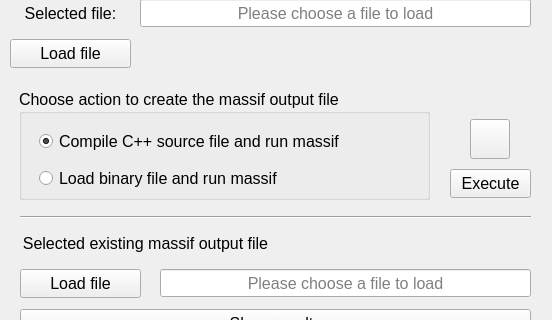
This is QT_Massif_App/mainwindow.ui in MATF-Software-Verification/2024_Research_MassifCheck as Qt 5 draws it before an edit; both pictures show x 0 to 552 and y 101 to 421 of the 552 by 510 pixel window. The edited form follows.
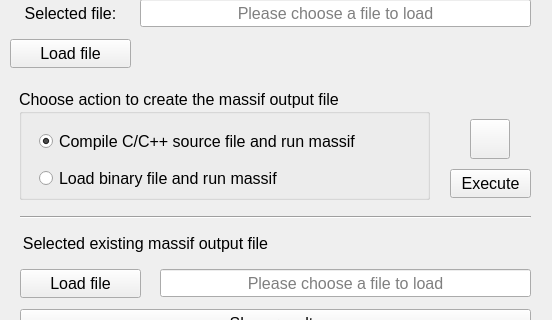
This is the edited form. Icons and pictures are not drawn.

What changed in the file:
```diff
--- a/QT_Massif_App/mainwindow.ui
+++ b/QT_Massif_App/mainwindow.ui
@@ -141,7 +141,7 @@
       <rect>
        <x>20</x>
        <y>34</y>
-       <width>383</width>
+       <width>403</width>
        <height>75</height>
       </rect>
      </property>
@@ -149,7 +149,7 @@
       <item>
        <widget class="QRadioButton" name="rbCompile">
         <property name="text">
-         <string>Compile C++ source file and run massif</string>
+         <string>Compile C/C++ source file and run massif</string>
         </property>
         <property name="checked">
          <bool>true</bool>
```
Left out of the diff: 2 changed lines with no effect on the pictures.
